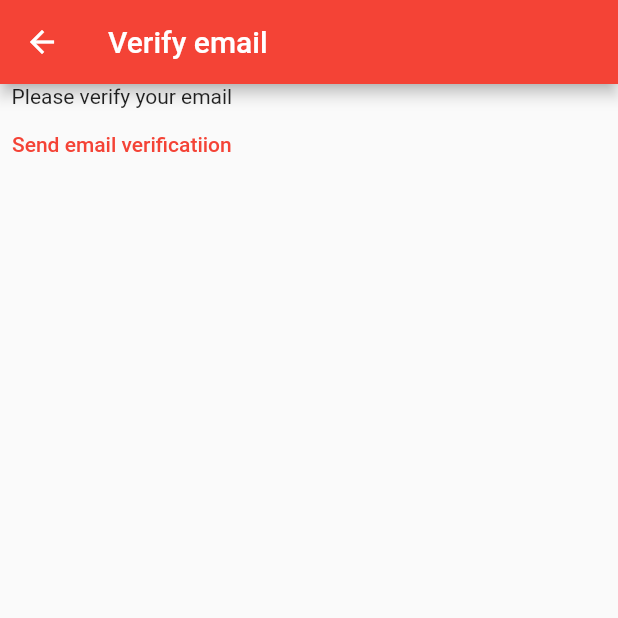
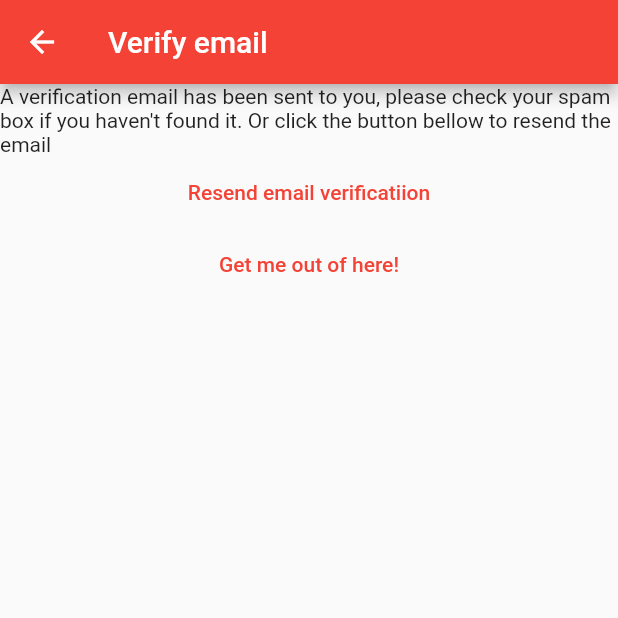
Before and after one commit to Rarvs/zapys, a Flutter app: the VerifyEmailView screen opened directly, on a phone screen of 412 x 824 dp, the top half of it. Run offline on Flutter 3.47's test engine with Material 2 defaults, Android fonts, the light colour scheme and no system bars; our stand-ins replace firebase_auth, firebase_core; accounts and stored records are empty.

Commit message:
Verify email view updated

```diff
--- a/lib/constants/routes.dart
+++ b/lib/constants/routes.dart
@@ -1,3 +1,4 @@
 const loginRoute = '/login';
 const registerRoute = '/register';
 const notesRoute = '/notes';
+const verifyEmailRoute = '/verify-email';
--- a/lib/main.dart
+++ b/lib/main.dart
@@ -4,6 +4,7 @@ import 'package:zapys/views/home_page.dart';
 import 'package:zapys/views/login_view.dart';
 import 'package:zapys/views/notes_view.dart';
 import 'package:zapys/views/register_view.dart';
+import 'package:zapys/views/verify_email_view.dart';
 
 void main() {
   WidgetsFlutterBinding.ensureInitialized();
@@ -19,6 +20,7 @@ void main() {
         loginRoute: (context) => const LoginView(),
         registerRoute: (context) => const RegisterView(),
         notesRoute: (context) => const NotesView(),
+        verifyEmailRoute: (context) => const VerifyEmailView(),
       },
     ),
   );
--- a/lib/views/login_view.dart
+++ b/lib/views/login_view.dart
@@ -78,7 +78,6 @@ class _LoginViewState extends State<LoginView> {
                   default:
                     await showErrorDialog(context,
                         'Something bad happened! ${firebaseException.code}');
-                    devtools.log(firebaseException.code);
                 }
               } catch (genericException) {
                 await showErrorDialog(context, genericException.toString());
--- a/lib/views/verify_email_view.dart
+++ b/lib/views/verify_email_view.dart
@@ -1,5 +1,6 @@
 import 'package:firebase_auth/firebase_auth.dart';
 import 'package:flutter/material.dart';
+import 'package:zapys/constants/routes.dart';
 
 class VerifyEmailView extends StatefulWidget {
   const VerifyEmailView({Key? key}) : super(key: key);
@@ -17,13 +18,22 @@ class _VerifyEmailViewState extends State<VerifyEmailView> {
       ),
       body: Column(
         children: [
-          const Text('Please verify your email'),
+          const Text(
+              "A verification email has been sent to you, please check your spam box if you haven't found it. Or click the button bellow to resend the email"),
           TextButton(
             onPressed: () async {
               final currentUser = FirebaseAuth.instance.currentUser;
               await currentUser?.sendEmailVerification();
             },
-            child: const Text('Send email verificatiion'),
+            child: const Text('Resend email verificatiion'),
+          ),
+          TextButton(
+            onPressed: () async {
+              await FirebaseAuth.instance.signOut();
+              Navigator.of(context)
+                  .pushNamedAndRemoveUntil(loginRoute, (_) => false);
+            },
+            child: const Text("Get me out of here!"),
           )
         ],
       ),
```
Also changed, not shown: lib/views/register_view.dart (+19 -12 lines).
